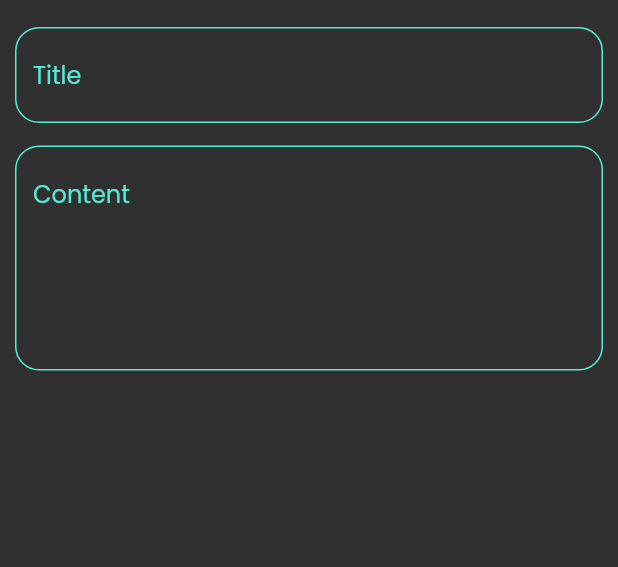
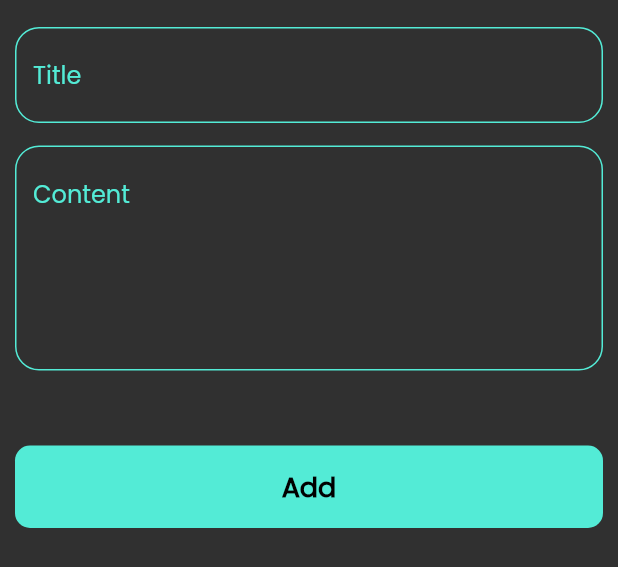
Before and after one commit to MuhanadIbrahim/notes_app, a Flutter app: the AddNoteBottomsheet widget shown alone on an empty page, opened directly, on a phone screen of 412 x 824 dp. Shown: the top 567 px of the screen. Run offline on Flutter 3.47's test engine with Material 2 defaults, Android fonts, the phone set to English and light mode, and no system bars; our stand-ins replace font_awesome_flutter.

Commit message:
finish add note bottom sheet

```diff
--- a/lib/widgets/add_note_bottom_sheet.dart
+++ b/lib/widgets/add_note_bottom_sheet.dart
@@ -1,4 +1,5 @@
 import 'package:flutter/material.dart';
+import 'package:notes_app/widgets/custom_button.dart';
 
 import 'custom_text_field.dart';
 
@@ -7,8 +8,9 @@ class AddNoteBottomsheet extends StatelessWidget {
 
   @override
   Widget build(BuildContext context) {
-    return Padding(
-      padding: const EdgeInsets.symmetric(horizontal: 10.0),
+    return const Padding(
+      padding: EdgeInsets.symmetric(horizontal: 10.0),
+      child: SingleChildScrollView(
         child: Column(
           children: [
             SizedBox(
@@ -23,8 +25,13 @@ class AddNoteBottomsheet extends StatelessWidget {
             CustomTextField(
               hint: 'Content',
               maxLines: 5,
-          )
+            ),
+            SizedBox(
+              height: 50,
+            ),
+            CustomButton(),
           ],
+        ),
       ),
     );
   }
--- /dev/null
+++ b/lib/widgets/custom_button.dart
@@ -0,0 +1,24 @@
+import 'package:flutter/material.dart';
+
+import '../constaints.dart';
+
+class CustomButton extends StatelessWidget {
+  const CustomButton({super.key});
+
+  @override
+  Widget build(BuildContext context) {
+    return Container(
+      width: MediaQuery.of(context).size.width,
+      height: 55,
+      decoration: BoxDecoration(
+          color: KprimaryColor, borderRadius: BorderRadius.circular(10)),
+      child: Center(
+        child: Text(
+          'Add',
+          style: TextStyle(
+              color: Colors.black, fontSize: 18, fontWeight: FontWeight.bold),
+        ),
+      ),
+    );
+  }
+}
```
Lines whose indentation alone changed are shown as unchanged.
